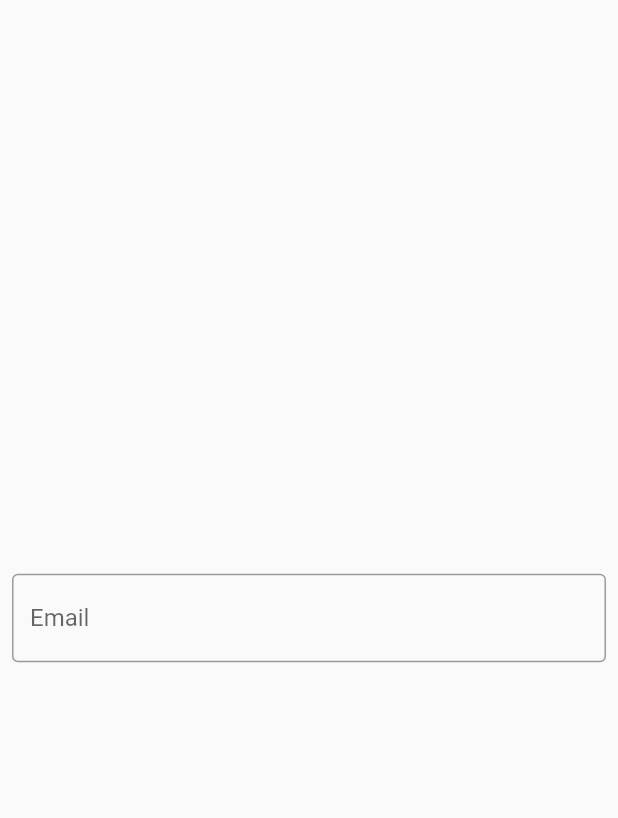
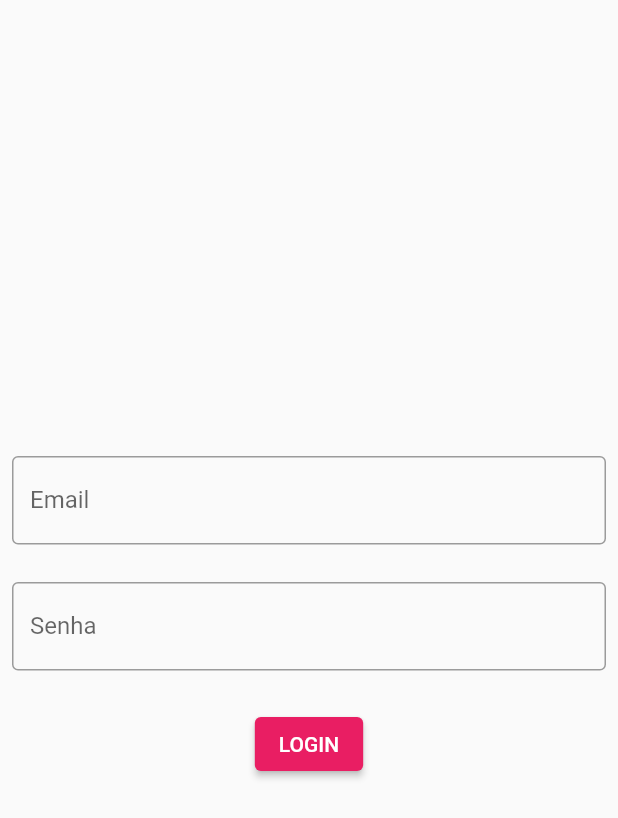
Before and after one commit to 1832-begin/DMAULA, a Flutter app: the screen it shows after launch, on a phone screen of 412 x 824 dp. Shown: the top 818 px of the screen. Run offline on Flutter 3.47's test engine with Material 2 defaults, Android fonts, the phone set to English and light mode, and no system bars.

Commit message:
aula paginas

```diff
--- a/lib/login_page.dart
+++ b/lib/login_page.dart
@@ -1,4 +1,6 @@
 import 'package:flutter/material.dart';
+
+import 'home_page.dart';
 
 class LoginPage extends StatefulWidget {
   LoginPage({Key key}) : super(key: key);
@@ -8,25 +10,59 @@ class LoginPage extends StatefulWidget {
 }
 
 class _LoginPageState extends State<LoginPage> {
+  String email = "";
+  String senha = "";
   @override
   Widget build(BuildContext context) {
-    return Material(
-      child: SizedBox(
-        width: double.infinity,
-        height: double.infinity,
-        child: Padding(
+    return Scaffold(
+      body: SingleChildScrollView(
+        child: SizedBox(
+          width: MediaQuery.of(context).size.width,
+          height: MediaQuery.of(context).size.height,
+          child: Padding(
             padding: const EdgeInsets.all(8.0),
             child: Column(
               mainAxisAlignment: MainAxisAlignment.center,
               children: [
                 TextField(
+                  onChanged: (text) => email = text,
+                  keyboardType: TextInputType.emailAddress,
                   decoration: InputDecoration(
                     labelText: 'Email',
                     border: OutlineInputBorder(),
                   ),
                 ),
+                SizedBox(
+                  height: 25,
+                ),
+                TextField(
+                  onChanged: (text) => senha = text,
+                  obscureText: true,
+                  decoration: InputDecoration(
+                    labelText: 'Senha',
+                    border: OutlineInputBorder(),
+                  ),
+                ),
+                SizedBox(
+                  height: 25,
+                ),
+                ElevatedButton(
+                    onPressed: () {
+                      if (email == 'luanacabral430@gmail.com' &&
+                          senha == '123') {
+                        print('login correto');
+                        Navigator.of(context).push(
+                          MaterialPageRoute(builder: (context) => HomePage()),
+                        );
+                      } else {
+                        print('login errado');
+                      }
+                    },
+                    child: Text('LOGIN'))
               ],
-            )),
+            ),
+          ),
+        ),
       ),
     );
   }
```
